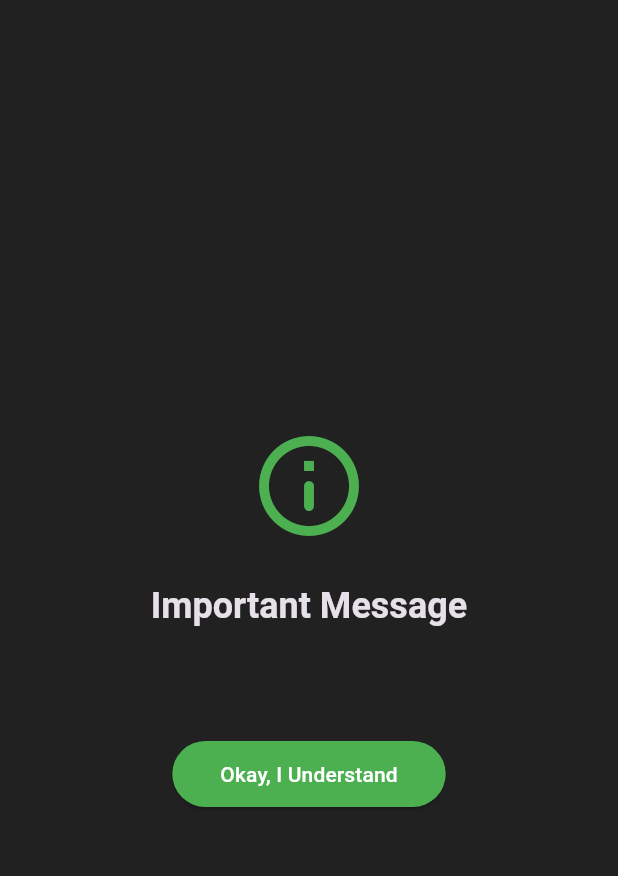
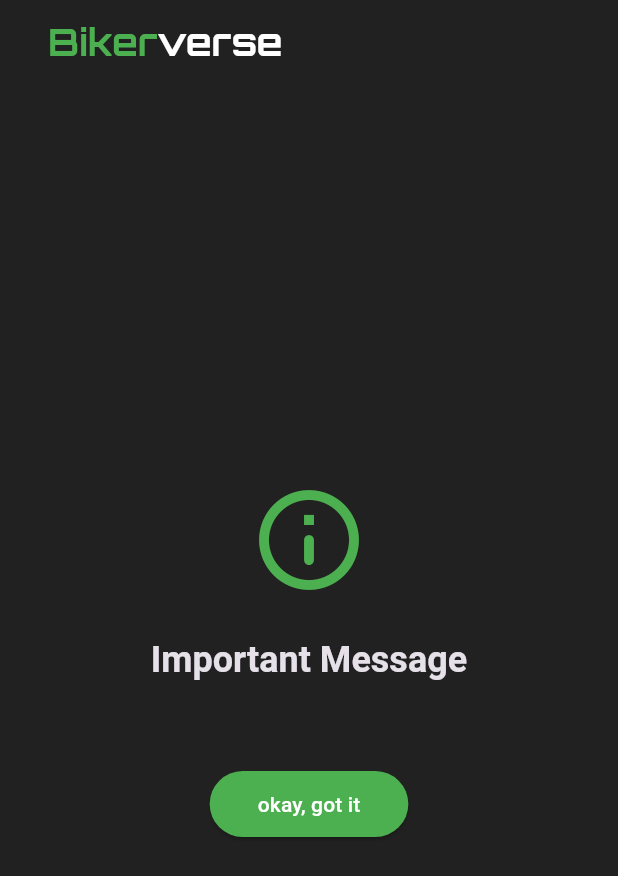
Before and after one commit to Ganganaidu/Popp, a Flutter app: the BlockingScreen screen opened directly with empty values, on a phone screen of 412 x 824 dp. Shown: the top 876 px of the screen. Run offline on Flutter 3.47's test engine with Material 3 defaults, Android fonts, the phone set to English and light mode, and no system bars; our stand-ins replace app_links, carousel_slider, cloud_firestore, dropdown_button2, file_picker, firebase_auth and 15 more; missing offline and left inert: firebase_app_check, in_app_purchase_android, month_year_picker; accounts and stored records are empty; project files that could hold a hidden picture were left out.

Commit message:
Add system alerts management: implement priority message retrieval, user-specific block message handling, and enhance blocking screen UI

```diff
--- a/lib/src/systemalerts/blocking_screen.dart
+++ b/lib/src/systemalerts/blocking_screen.dart
@@ -1,26 +1,80 @@
+import 'dart:io' show Platform;
 import 'package:flutter/material.dart';
-import 'package:shared_preferences/shared_preferences.dart';
+import 'package:flutter/services.dart';
+import 'package:popp/src/systemalerts/system_alerts_api_services.dart';
+import 'package:popp/src/utils/app_constants.dart';
+import 'package:popp/src/utils/app_loger.dart';
 import 'message_data.dart';
+import 'package:url_launcher/url_launcher.dart';
 
 class BlockingScreen extends StatelessWidget {
   final SystemMessage systemMessage;
 
   const BlockingScreen({super.key, required this.systemMessage});
 
-  Future<void> _saveMessageId() async {
-    if (systemMessage.messageId != null) {
-      final prefs = await SharedPreferences.getInstance();
-      await prefs.setString('shown_message_${systemMessage.messageId}', 'true');
+  @override
+  Widget build(BuildContext context) {
+    final bool isHighPriority =
+        systemMessage.priority == MessagePriority.high.name;
+    final SystemAlertsApiServices systemAlertsApiServices =
+        SystemAlertsApiServices();
+
+    AppLogger.d("message : ${systemMessage.priority}");
+    // Helper: open the app store / play store for our app
+    Future<void> openStore() async {
+      const packageId = Constants.appBundleId;
+      try {
+        if (Platform.isAndroid) {
+          // Try opening Play Store app first, then fallback to web
+          final marketUri = Uri.parse('market://details?id=$packageId');
+          if (!await launchUrl(marketUri,
+              mode: LaunchMode.externalApplication)) {
+            final webUri = Uri.parse(
+                'https://play.google.com/store/apps/details?id=$packageId');
+            await launchUrl(webUri, mode: LaunchMode.externalApplication);
+          }
+        } else if (Platform.isIOS) {
+          // We don't have the numeric App Store id in constants; search by app name as a fallback
+          final webUri = Uri.parse(
+              'https://apps.apple.com/search?term=${Uri.encodeComponent(Constants.appName)}');
+          await launchUrl(webUri, mode: LaunchMode.externalApplication);
+        } else {
+          // Fallback to web play store link for other platforms
+          final webUri = Uri.parse(
+              'https://play.google.com/store/apps/details?id=$packageId');
+          await launchUrl(webUri, mode: LaunchMode.externalApplication);
+        }
+      } catch (_) {
+        // ignore errors when opening store; user can manually update
       }
     }
-
-  @override
-  Widget build(BuildContext context) {
-    final bool isHighPriority = systemMessage.priority == MessagePriority.high;
 
     return PopScope(
       canPop: !isHighPriority,
       child: Scaffold(
+        appBar: AppBar(
+          title: Padding(
+            padding: const EdgeInsets.only(left: 16.0),
+            child: Row(
+              children: [
+                Row(children: [
+                  Text("Biker",
+                      style: TextStyle(
+                          fontSize: 25,
+                          color: Theme.of(context).primaryColor,
+                          fontWeight: FontWeight.bold,
+                          fontFamily: 'Orbitron')),
+                  const Text("verse",
+                      style: TextStyle(
+                          fontSize: 25,
+                          fontWeight: FontWeight.bold,
+                          fontFamily: 'Orbitron'))
+                ]),
+              ],
+            ),
+          ),
+          centerTitle: false,
+        ),
         body: SafeArea(
           child: Center(
             child: Padding(
@@ -40,7 +94,7 @@ class BlockingScreen extends StatelessWidget {
                   ),
                   const SizedBox(height: 24),
                   Text(
-                    isHighPriority ? 'Access Restricted' : 'Important Message',
+                    getPriorityMessageTitle(systemMessage.priority),
                     style: Theme.of(context).textTheme.headlineSmall?.copyWith(
                           fontWeight: FontWeight.bold,
                         ),
@@ -55,22 +109,54 @@ class BlockingScreen extends StatelessWidget {
                         ?.copyWith(height: 1.5),
                     textAlign: TextAlign.center,
                   ),
-                  const SizedBox(height: 32),
-                  if (!isHighPriority)
+                  const SizedBox(height: 16),
+                  // If this is an app update, show required version and instructions inline
+                  if (systemMessage.priority ==
+                      MessagePriority.appUpdate.name) ...[
+                    Text(
+                      'Required version: ${systemMessage.versionCode ?? 'latest'}',
+                      style: Theme.of(context)
+                          .textTheme
+                          .bodyMedium
+                          ?.copyWith(fontWeight: FontWeight.w600),
+                      textAlign: TextAlign.center,
+                    ),
+                    const SizedBox(height: 8),
+                    Text(
+                      'Tap "${getButtonText(systemMessage.priority)}" to open the store. '
+                      'The app will quit so you can install the update. Re-open the app after installing to continue.',
+                      style: Theme.of(context).textTheme.bodySmall?.copyWith(
+                            color: Colors.grey,
+                          ),
+                      textAlign: TextAlign.center,
+                    ),
+                    const SizedBox(height: 12),
+                  ],
                   ElevatedButton(
                     style: ElevatedButton.styleFrom(
                       shape: const StadiumBorder(),
                       padding: const EdgeInsets.symmetric(
                           horizontal: 32, vertical: 12),
                     ),
-                      onPressed: () {
-                        _saveMessageId();
-                        // Allow dismissing low priority messages
-                        if (systemMessage.priority == MessagePriority.low) {
+                    onPressed: () async {
+                      // For appUpdate messages: open the store and quit the app so the user can update.
+                      if (systemMessage.priority ==
+                          MessagePriority.appUpdate.name) {
+                        await openStore();
+                        // Quit the app. On Android this will close the activity;
+                        // on iOS programmatic exit is discouraged but we call pop.
+                        SystemNavigator.pop();
+                        return;
+                      }
+
+                      // For non-update messages, save and allow dismissing low priority messages
+                      await systemAlertsApiServices
+                          .saveMessageId(systemMessage);
+                      if (systemMessage.priority == MessagePriority.low.name) {
                         Navigator.pushReplacementNamed(context, '/home');
                       }
                     },
-                      child: const Text('Okay, I Understand'),
+                    child: Text(getButtonText(systemMessage.priority)),
                   )
                 ],
               ),
--- a/lib/src/systemalerts/message_data.dart
+++ b/lib/src/systemalerts/message_data.dart
@@ -1,32 +1,53 @@
 import 'package:cloud_firestore/cloud_firestore.dart';
 
-enum MessagePriority { low, high, none }
+enum MessagePriority { low, high, appUpdate, none }
 
 class SystemMessage {
   final String message;
-  final MessagePriority priority;
+  final String priority;
   final bool isActive;
   final String? messageId;
   final String? versionCode;
+  final String? playStoreUrl;
+  final String? appStoreUrl;
 
   SystemMessage({
     required this.message,
     required this.priority,
     required this.messageId,
     this.versionCode,
+    this.playStoreUrl,
+    this.appStoreUrl,
     this.isActive = false,
   });
 
   factory SystemMessage.fromFirestore(DocumentSnapshot doc) {
     final data = doc.data() as Map<String, dynamic>? ?? {};
     return SystemMessage(
-      message: data['message'] ?? 'An important message from the Bikerverse team.',
+      message:
+          data['message'] ?? 'An important message from the Bikerverse team.',
       messageId: data['messageId'],
       versionCode: data['versionCode'],
-      priority: (data['priority'] == 'high')
-          ? MessagePriority.high
-          : MessagePriority.low,
+      priority: data['priority'],
       isActive: data['isActive'] ?? false,
     );
   }
 }
+
+String getPriorityMessageTitle(String priority) {
+  if (priority == MessagePriority.high.name) {
+    return 'Access Restricted';
+  } else if (priority == MessagePriority.appUpdate.name) {
+    return 'Update Required';
+  }
+  return 'Important Message';
+}
+
+String getButtonText(String priority) {
+  if (priority == MessagePriority.high.name) {
+    return 'Dismiss';
+  } else if (priority == MessagePriority.appUpdate.name) {
+    return 'Open store';
+  }
+  return 'okay, got it';
+}
```
Also changed, not shown: lib/src/api/firebase/firebase_api_service.dart (+0 -63 lines), lib/src/systemalerts/auth_wrapper.dart (+9 -19 lines), lib/src/systemalerts/system_alerts_api_services.dart (added, +159 -0 lines). Lines whose indentation alone changed are shown as unchanged.
